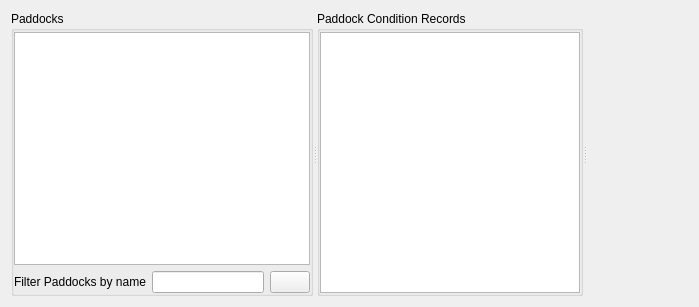
Old version of the form mlapp/src/views/paddock_view/paddock_widget_base.ui in the repository Trailmarker/paddock-power.
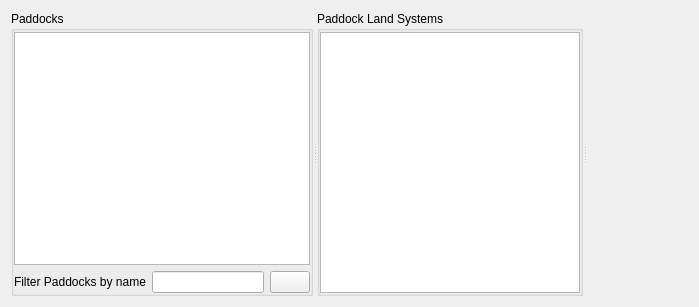
New version of the form. Icons and pictures are not drawn. Custom widgets are drawn as their Qt base class.

What changed in the file:
```diff
--- a/mlapp/src/views/paddock_view/paddock_widget_base.ui
+++ b/mlapp/src/views/paddock_view/paddock_widget_base.ui
@@ -90,7 +90,7 @@
        </sizepolicy>
       </property>
       <property name="title">
-       <string>Paddock Condition Records</string>
+       <string>Paddock Land Systems</string>
       </property>
       <layout class="QVBoxLayout" name="conditionRecordsVerticalLayout">
        <property name="leftMargin">
```
Left out of the diff: 10 changed lines with no effect on the pictures.
